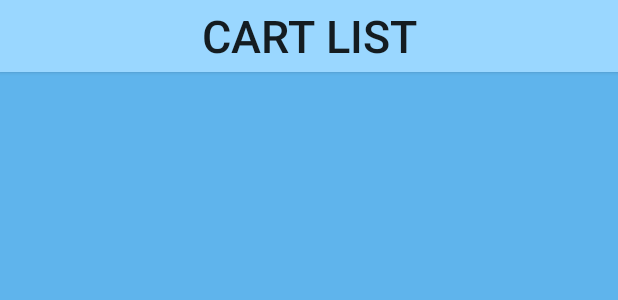
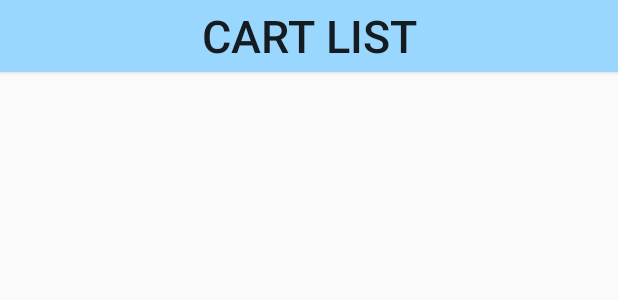
Before and after one commit to CSID-DGU/2020-1-OSSP1-savezone-6, an Android app: the layout activity_cart_list.xml on its own in the app's theme, with its tools: preview values and no code run, on a phone screen of 412 x 824 dp. Shown: the top 300 px of the screen. Run offline under Robolectric (Android 15) with nearby library versions, the phone set to English and light mode, and no system bars.

```diff
--- a/app/src/main/res/layout/activity_cart_list.xml
+++ b/app/src/main/res/layout/activity_cart_list.xml
@@ -16,16 +16,16 @@
         android:textSize="30sp" />
 
     <ScrollView
+        android:id="@+id/ListScroll"
         android:layout_width="match_parent"
-        android:layout_height="match_parent"
-        android:background="#FF5FB4EC">
+        android:layout_height="match_parent">
 
         <LinearLayout
             android:id="@+id/cart_list"
             android:layout_width="match_parent"
             android:layout_height="wrap_content"
             android:layout_margin="20dp"
-            android:orientation="vertical"/>
+            android:orientation="vertical" />
     </ScrollView>
 
 </LinearLayout>
--- a/app/src/main/res/values/colors.xml
+++ b/app/src/main/res/values/colors.xml
@@ -3,4 +3,5 @@
     <color name="colorPrimary">#6200EE</color>
     <color name="colorPrimaryDark">#3700B3</color>
     <color name="colorAccent">#03DAC5</color>
+    <color name="colorSkyBlue">#FF9AD7FF</color>
 </resources>
```
Also changed, not shown: app/src/main/java/com/teamsavezone/smartcart/CartList.java (+11 -6 lines), app/src/main/res/drawable/list_btn_background.xml (added, +9 -0 lines).
